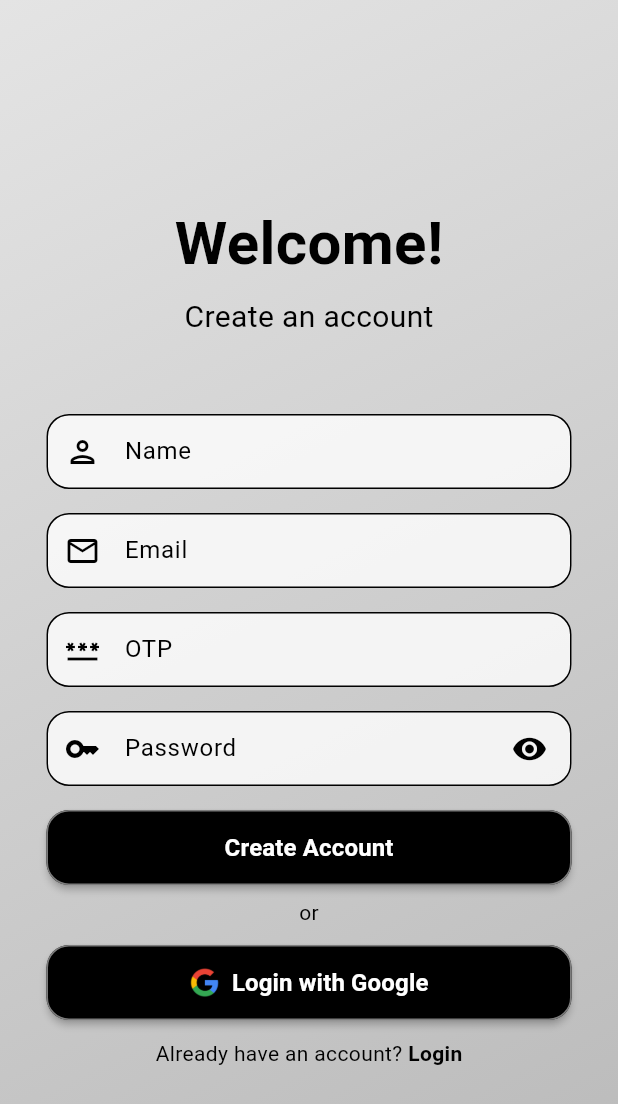
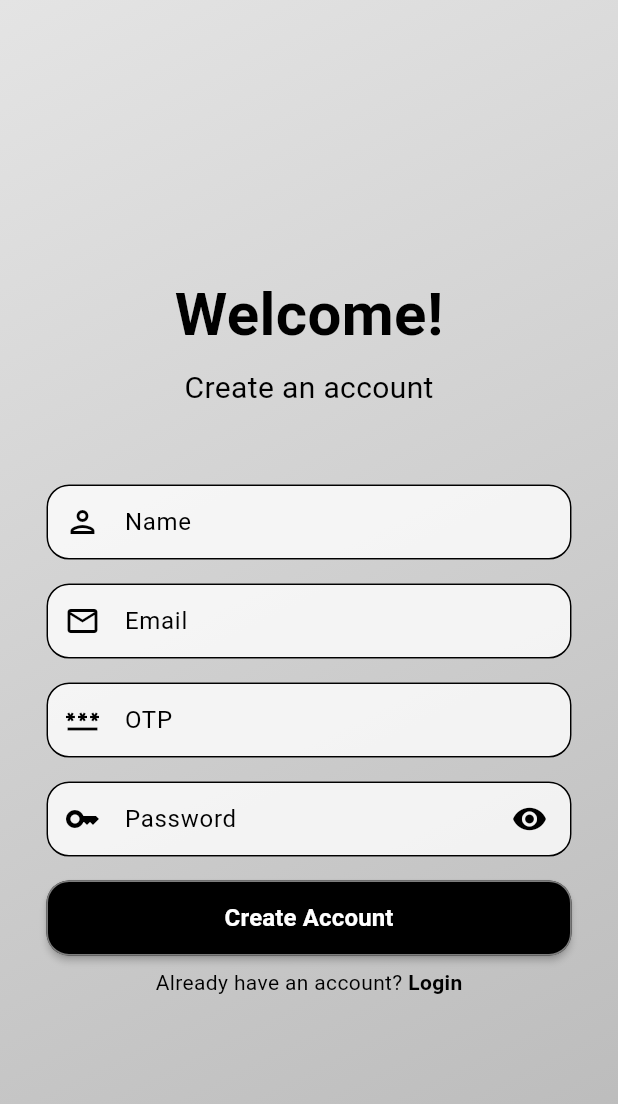
Before and after one commit to NamanGoyalK/Huddle-Flutter-App, a Flutter app: the screen it shows after launch, after a tap on "Create Account", on a phone screen of 412 x 824 dp. Shown: the top 1104 px of the screen. Run offline on Flutter 3.47's test engine with Material 3 defaults, Android fonts, the phone set to English and light mode, and no system bars; our stand-ins replace cloud_firestore, equatable, firebase_auth, firebase_core, flutter_bloc, font_awesome_flutter and 4 more; missing offline and left inert: email_otp_auth; accounts and stored records are empty; generated files the repository leaves out were written again.

Commit message:
Update Gradle configuration: increment version code and name; refactor account creation and login pages to remove Google login option; add validation for room number and block selection in profile editing.

```diff
--- a/lib/features/auth/presentation/pages/create_account_page.dart
+++ b/lib/features/auth/presentation/pages/create_account_page.dart
@@ -49,8 +49,8 @@ class CreateAccountPageState extends State<CreateAccountPage> {
                 _buildOtpTextBox(),
                 _buildPasswordTextBox(),
                 _buildCreateAccountButton(),
-                const Text('or'),
-                _buildLoginWithGoogleButton('assets/icons/google.png'),
+                // const Text('or'),
+                // _buildLoginWithGoogleButton('assets/icons/google.png'),
                 _buildLoginInsteadButton(context),
               ],
             ),
--- a/lib/features/auth/presentation/pages/login_page.dart
+++ b/lib/features/auth/presentation/pages/login_page.dart
@@ -42,8 +42,8 @@ class SignInPageState extends State<SignInPage> {
                 _buildForgotPasswordButton(),
                 _buildLoginButton(),
                 _buildCreateAccountButton(),
-                const Text('or'),
-                _buildLoginWithGoogleButton('assets/icons/google.png'),
+                // const Text('or'),
+                // _buildLoginWithGoogleButton('assets/icons/google.png'),
               ],
             ),
           ),
```
Also changed, not shown: lib/features/settings/presentation/pages/components/edit_profile_bottom_sheet.dart (+16 -1 lines), 1 other file.
